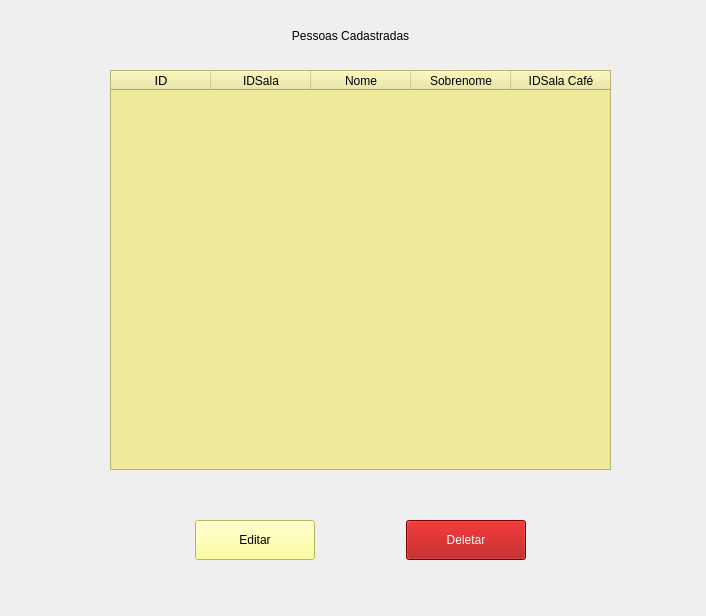
Above: sistema/screens/listaPessoas.ui from GEspinosa7/DesafioGD before the change. Below: the same form after it.
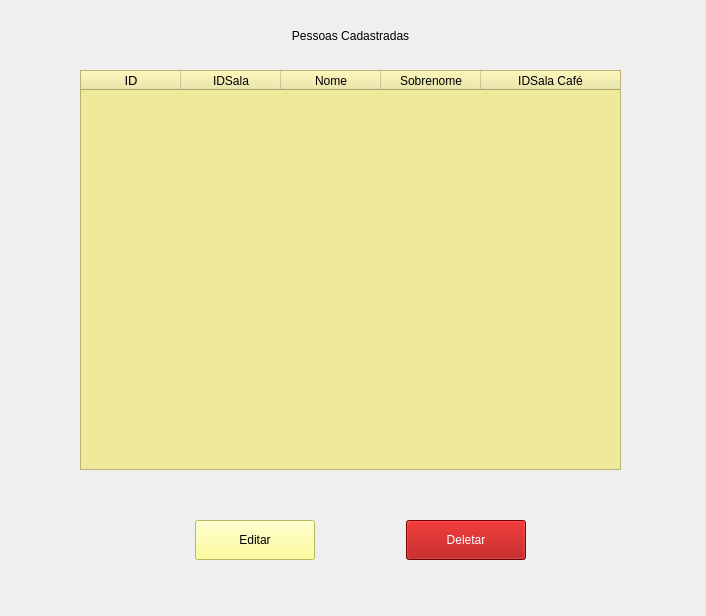
That is the form after the change.

What changed in the file:
```diff
--- a/sistema/screens/listaPessoas.ui
+++ b/sistema/screens/listaPessoas.ui
@@ -51,9 +51,9 @@
   <widget class="QTableWidget" name="tableWidget">
    <property name="geometry">
     <rect>
-     <x>110</x>
+     <x>80</x>
      <y>70</y>
-     <width>501</width>
+     <width>541</width>
      <height>400</height>
     </rect>
    </property>
@@ -81,9 +81,18 @@
    <property name="horizontalScrollBarPolicy">
     <enum>Qt::ScrollBarAlwaysOff</enum>
    </property>
+   <property name="sizeAdjustPolicy">
+    <enum>QAbstractScrollArea::AdjustToContents</enum>
+   </property>
    <property name="alternatingRowColors">
     <bool>true</bool>
    </property>
+   <property name="selectionMode">
+    <enum>QAbstractItemView::ExtendedSelection</enum>
+   </property>
+   <property name="textElideMode">
+    <enum>Qt::ElideMiddle</enum>
+   </property>
    <property name="gridStyle">
     <enum>Qt::DashDotDotLine</enum>
    </property>
@@ -91,8 +100,11 @@
     <number>0</number>
    </property>
    <property name="columnCount">
-    <number>10</number>
+    <number>5</number>
    </property>
+   <attribute name="horizontalHeaderStretchLastSection">
+    <bool>true</bool>
+   </attribute>
    <column>
     <property name="text">
      <string>ID</string>
@@ -123,11 +135,6 @@
      <string>IDSala Café</string>
     </property>
    </column>
-   <column/>
-   <column/>
-   <column/>
-   <column/>
-   <column/>
   </widget>
   <widget class="QWidget" name="horizontalLayoutWidget">
    <property name="geometry">
```
